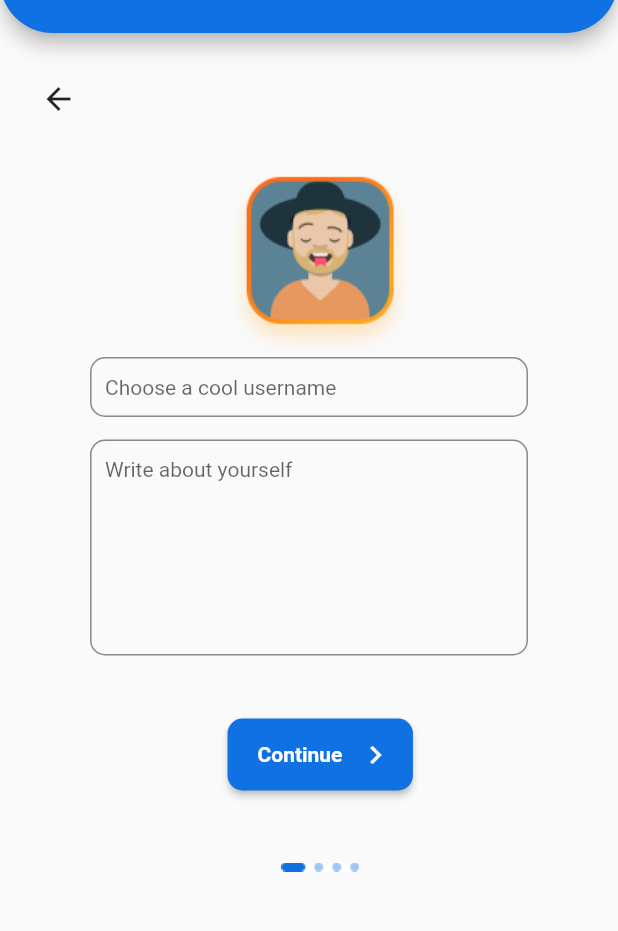
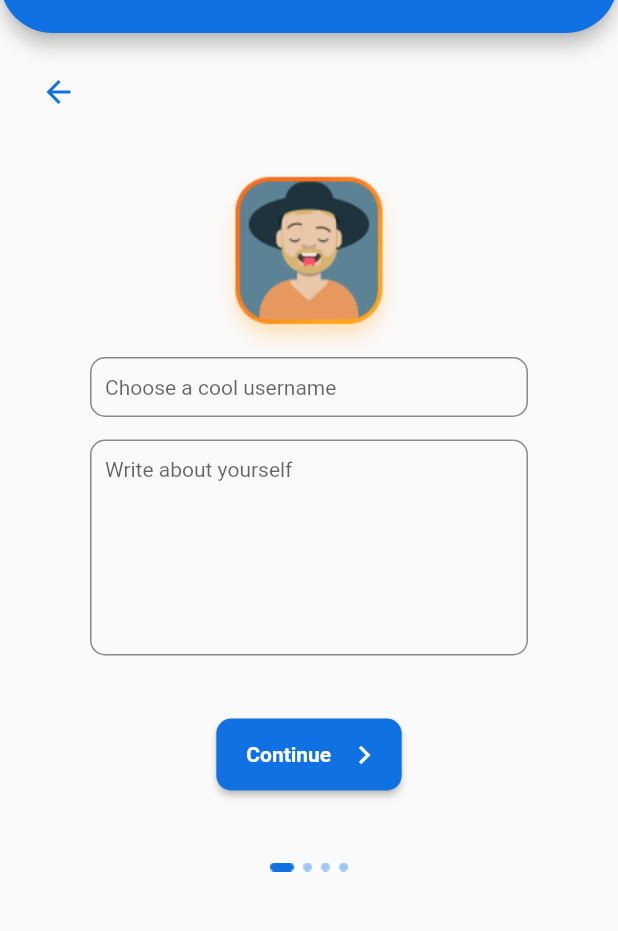
Before and after one commit to priyanshu-sekhar/duuit-app, a Flutter app: the OnboardingScreen1 screen opened by its route, on a phone screen of 412 x 824 dp, the part 87-1018 px from its top. Run offline on Flutter 3.47's test engine with Material 2 defaults, Android fonts, the phone set to English and light mode, and no system bars.

```diff
--- a/lib/src/app.dart
+++ b/lib/src/app.dart
@@ -1,6 +1,6 @@
 import 'package:duuit/src/provider/auth_provider.dart';
 import 'package:duuit/src/screens/login_screen.dart';
-import 'package:duuit/src/screens/onboarding/onboarding_screeen_1.dart';
+import 'package:duuit/src/screens/onboarding/onboarding_screen_1.dart';
 import 'package:duuit/src/screens/onboarding/onboarding_screen_2.dart';
 import 'package:duuit/src/screens/onboarding/onboarding_screen_3.dart';
 import 'package:flutter/cupertino.dart';
--- a/lib/src/screens/onboarding/onboarding_screeen_1.dart
+++ b/lib/src/screens/onboarding/onboarding_screen_1.dart
@@ -1,5 +1,7 @@
 import 'package:duuit/src/screens/onboarding/onboarding_screen_2.dart';
+import 'package:duuit/src/widgets/continue_button.dart';
 import 'package:duuit/src/widgets/header.dart';
+import 'package:duuit/src/widgets/onboarding_header.dart';
 import 'package:flutter/cupertino.dart';
 import 'package:flutter/material.dart';
 
@@ -11,15 +13,19 @@ class OnboardingScreen1 extends StatelessWidget {
     return Scaffold(
         appBar: Header(),
         body: Container(
-          margin: EdgeInsets.only(left: 15, top: 20),
+          margin: EdgeInsets.only(top: 20),
           child: Stack(
-            children: [backButton(context), onboardingSection(context)],
+            children: [
+              OnboardingHeader(),
+              onboardingSection(context)
+            ],
           ),
         ));
   }
 
   Widget onboardingSection(BuildContext context) {
     return Container(
+      margin: EdgeInsets.only(left: 60, right: 60),
       child: Column(
         mainAxisAlignment: MainAxisAlignment.start,
         children: [
@@ -29,7 +35,7 @@ class OnboardingScreen1 extends StatelessWidget {
           Padding(padding: EdgeInsets.only(bottom: 15)),
           userBio(),
           Padding(padding: EdgeInsets.only(bottom: 42)),
-          continueButton(context),
+          ContinueButton(route: OnboardingScreen2.route),
           Padding(padding: EdgeInsets.only(bottom: 48)),
           Image.asset('assets/g1.jpg',)
         ],
@@ -44,40 +50,6 @@ class OnboardingScreen1 extends StatelessWidget {
     );
   }
 
-  Widget continueButton(BuildContext context) {
-    return ElevatedButton(
-      style: ButtonStyle(
-        backgroundColor: MaterialStateProperty.all<Color>(Color(0xFF1071E2)),
-        shape: MaterialStateProperty.all<RoundedRectangleBorder>(
-            RoundedRectangleBorder(borderRadius: BorderRadius.circular(10))),
-        padding:
-        MaterialStateProperty.all(EdgeInsets.only(top: 12, bottom: 12, left: 20, right: 13)),
-      ),
-      child: Row(
-        mainAxisSize: MainAxisSize.min,
-        children: [
-          Text(
-            'Continue',
-            style: TextStyle(
-              color: Colors.white,
-              fontWeight: FontWeight.w600,
-              fontSize: 14
-            ),
-          ),
-          Padding(padding: EdgeInsets.only(right: 10)),
-          Icon(
-            Icons.keyboard_arrow_right_outlined,
-            color: Colors.white,
-          ),
-        ],
-        mainAxisAlignment: MainAxisAlignment.center,
-      ),
-      onPressed: () {
-        Navigator.pushNamed(context, OnboardingScreen2.route);
-      },
-    );
-  }
-
   Widget profilePic() {
     return Container(
       decoration: BoxDecoration(borderRadius: BorderRadius.circular(20)),
@@ -88,7 +60,6 @@ class OnboardingScreen1 extends StatelessWidget {
   Widget userName() {
     return Container(
       height: 40,
-      margin: EdgeInsets.only(left: 45, right: 60),
       child: TextField(
         decoration: textFieldDecoration(hintText: 'Choose a cool username'),
       ),
@@ -98,7 +69,6 @@ class OnboardingScreen1 extends StatelessWidget {
   Widget userBio() {
     return Container(
       height: 144,
-      margin: EdgeInsets.only(left: 45, right: 60),
       child: TextField(
         minLines: 10,
         maxLines: 10,
--- a/lib/src/screens/onboarding/onboarding_screen_2.dart
+++ b/lib/src/screens/onboarding/onboarding_screen_2.dart
@@ -1,6 +1,5 @@
 import 'package:duuit/src/args/onboarding/onboarding_screen_3_args.dart';
 import 'package:duuit/src/screens/onboarding/onboarding_screen_3.dart';
-import 'package:duuit/src/widgets/app_back_button.dart';
 import 'package:duuit/src/widgets/header.dart';
 import 'package:duuit/src/widgets/onboarding_header.dart';
 import 'package:flutter/cupertino.dart';
--- /dev/null
+++ b/lib/src/widgets/continue_button.dart
@@ -0,0 +1,47 @@
+import 'package:flutter/cupertino.dart';
+import 'package:flutter/material.dart';
+
+class ContinueButton extends StatelessWidget {
+  final String route;
+
+  ContinueButton({this.route});
+
+  @override
+  Widget build(BuildContext context) {
+    return ElevatedButton(
+      style: ButtonStyle(
+        backgroundColor: MaterialStateProperty.all<Color>(Color(0xFF1071E2)),
+        shape: MaterialStateProperty.all<RoundedRectangleBorder>(
+            RoundedRectangleBorder(borderRadius: BorderRadius.circular(10))),
+        padding:
+        MaterialStateProperty.all(EdgeInsets.only(top: 12, bottom: 12, left: 20, right: 13)),
+      ),
+      child: buttonContent(),
+      onPressed: () {
+        Navigator.pushNamed(context, route);
+      },
+    );
+  }
+
+  Widget buttonContent() {
+    return Row(
+      mainAxisSize: MainAxisSize.min,
+      children: [
+        Text(
+          'Continue',
+          style: TextStyle(
+              color: Colors.white,
+              fontWeight: FontWeight.w600,
+              fontSize: 14
+          ),
+        ),
+        Padding(padding: EdgeInsets.only(right: 10)),
+        Icon(
+          Icons.keyboard_arrow_right_outlined,
+          color: Colors.white,
+        ),
+      ],
+      mainAxisAlignment: MainAxisAlignment.center,
+    );
+  }
+}
--- a/lib/src/widgets/onboarding_header.dart
+++ b/lib/src/widgets/onboarding_header.dart
@@ -16,7 +16,7 @@ class OnboardingHeader extends StatelessWidget {
         crossAxisAlignment: CrossAxisAlignment.start,
         children: [
           AppBackButton(),
-          buildHeader()
+          header != null ? buildHeader() : Container()
         ],
       ),
     );
```
Also changed, not shown: lib/src/screens/onboarding/onboarding_screen_3.dart (+104 -6 lines).
